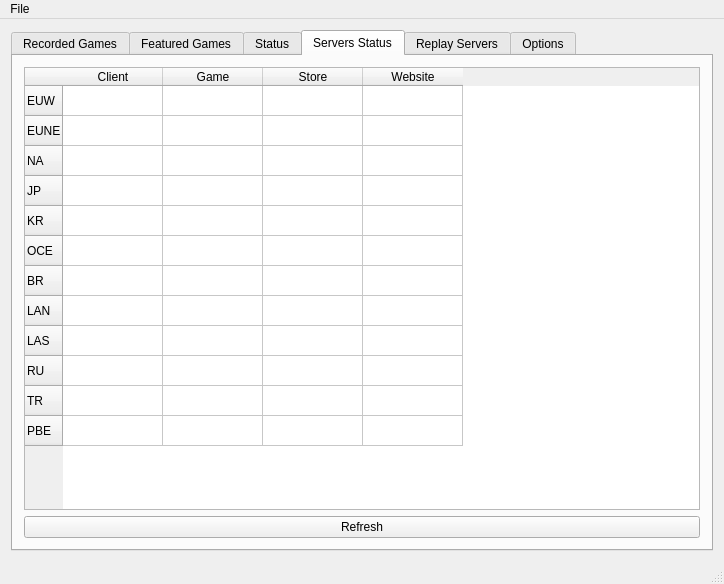
Qt form src/mainwindow.ui (Aztorius/legendsreplay) before a commit.
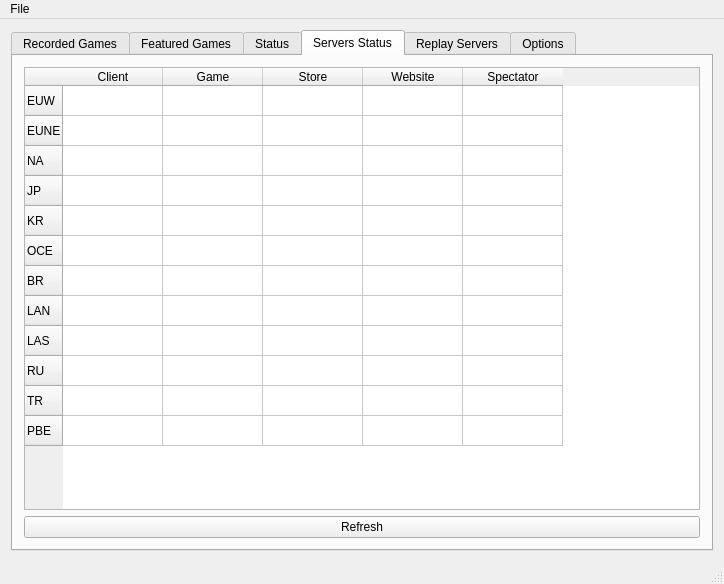
The same form after that commit. The open tabs and pages were chosen to show the change.

Commit message: Added: Spectator servers status Improved: Servers status offline when an error occured

Diff of the .ui file:
```diff
--- a/src/mainwindow.ui
+++ b/src/mainwindow.ui
@@ -747,6 +747,11 @@
             <string>Website</string>
            </property>
           </column>
+          <column>
+           <property name="text">
+            <string>Spectator</string>
+           </property>
+          </column>
          </widget>
         </item>
         <item row="1" column="0">
```
The commit also changes 2 other files.
